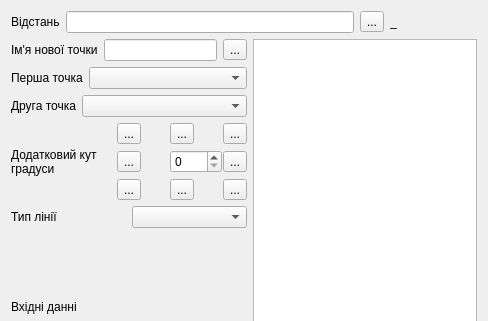
This is dialogs/dialognormal.ui in OpnTec/fashionmaker as Qt 5 draws it before an edit; both pictures show x 0 to 488 and y 0 to 321 of the 488 by 594 pixel window. The edited form follows.
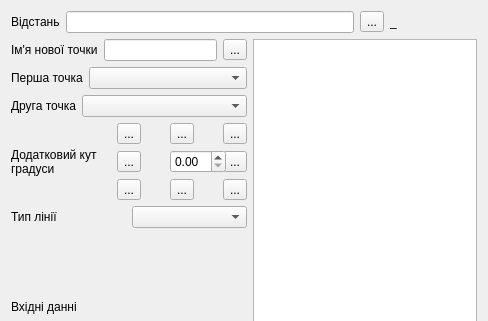
This is the edited form. Icons and pictures are not drawn.

Patch:
```diff
--- a/dialogs/dialognormal.ui
+++ b/dialogs/dialognormal.ui
@@ -338,7 +338,7 @@
               </widget>
              </item>
              <item row="1" column="1">
-              <widget class="QSpinBox" name="spinBoxAngle">
+              <widget class="QDoubleSpinBox" name="doubleSpinBoxAngle">
                <property name="sizePolicy">
                 <sizepolicy hsizetype="Ignored" vsizetype="Fixed">
                  <horstretch>0</horstretch>
@@ -347,16 +347,10 @@
                </property>
                <property name="minimumSize">
                 <size>
-                 <width>52</width>
+                 <width>56</width>
                  <height>0</height>
                 </size>
                </property>
-               <property name="maximum">
-                <number>360</number>
-               </property>
-               <property name="value">
-                <number>0</number>
-               </property>
               </widget>
              </item>
             </layout>
```
